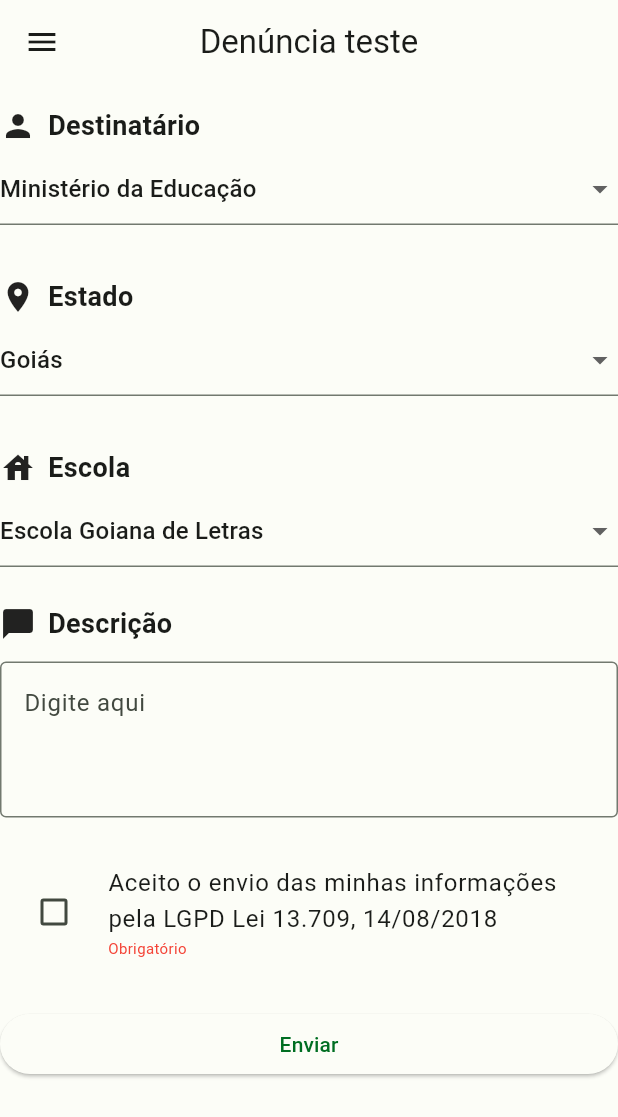
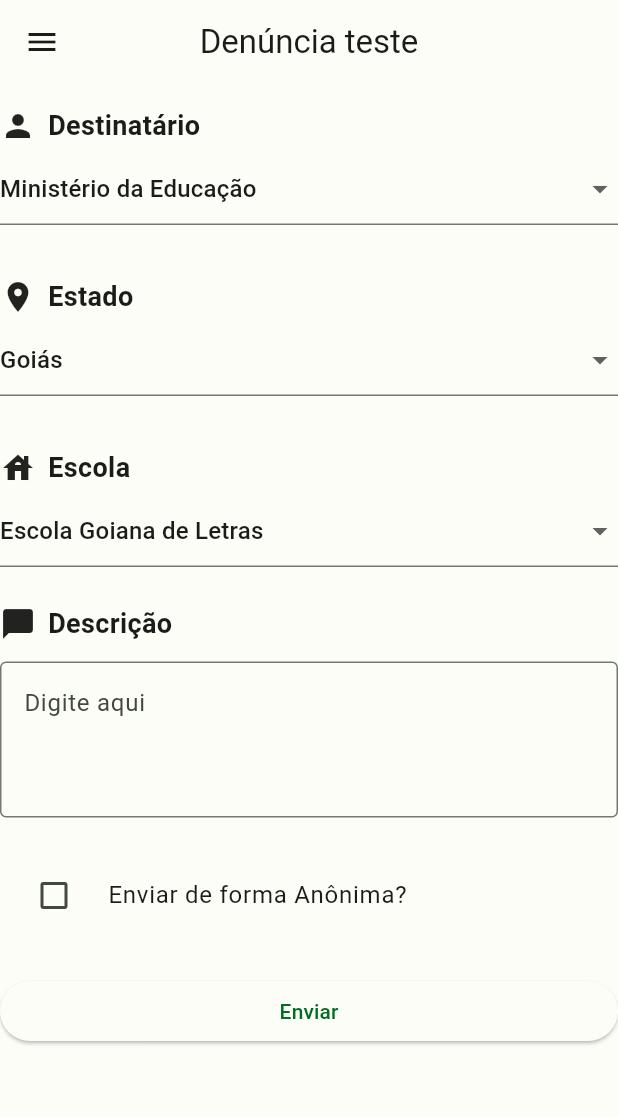
Before and after one commit to breno23augusto/safe_schools_app, a Flutter app: the ComplaintPage screen opened by its route, on a phone screen of 412 x 824 dp. Shown: the top 1117 px of the screen. Run offline on Flutter 3.47's test engine with Material 2 defaults, Android fonts, the phone set to English and light mode, and no system bars; our stand-ins replace flutter_secure_storage; accounts and stored records are empty.

Commit message:
feat: add a feature complaint
Remove a checkbox LGPD and add a anonymousMode checkbox.

```diff
--- a/lib/src/complaint/complaint_page.dart
+++ b/lib/src/complaint/complaint_page.dart
@@ -39,7 +39,7 @@ class _SignUpFormState extends State<SignUpComplaint> {
   String _maritalStatus = 'single';
   String _localFact = '';
 
-  bool _termsChecked = false;
+  bool _anonymousMode = false;
 
 //Mapa da Lista de estados ele compara o valor do estado e as escolas dele
 //e apresenta no formulário escola
@@ -252,39 +252,33 @@ class _SignUpFormState extends State<SignUpComplaint> {
         ),
       ),
     );
-    //Abaixo o checkbox de LGPD
+
+    //Enviar de forma anonima? True = sim (Padrão desabilitado)
     formWidget.add(Container(
       margin: const EdgeInsets.only(top: 24),
       child: CheckboxListTile(
-        value: _termsChecked,
+        value: _anonymousMode,
         onChanged: (value) {
           setState(() {
-            _termsChecked = value.toString().toLowerCase() == 'true';
+            _anonymousMode = value.toString().toLowerCase() == 'true';
           });
         },
-        subtitle: !_termsChecked
-            ? const Text(
-                'Obrigatório',
-                style: TextStyle(color: Colors.red, fontSize: 10.0),
-              )
-            : null,
         title: const Text(
-          'Aceito o envio das minhas informações pela LGPD Lei 13.709, 14/08/2018',
+          'Enviar de forma Anônima?',
           style: TextStyle(fontSize: 16.0),
         ),
         controlAffinity: ListTileControlAffinity.leading,
       ),
     ));
-
     void onPressedSubmit() {
-      if (_formKey.currentState!.validate() && _termsChecked) {
+      if (_formKey.currentState!.validate()) {
         _formKey.currentState?.save();
 
         print("Destinatário: " + _selectedDestiny.toString());
         print("Estado: " + _selectedState.toString());
         print("Escola: " + _selectedSchool.toString());
         print("Descrição: " + _description);
-        print("Termos de uso: " + _termsChecked.toString());
+        print("Enviado como Anonimo?: " + _anonymousMode.toString());
         ScaffoldMessenger.of(context)
             .showSnackBar(const SnackBar(content: Text('Form Submitted')));
       }
@@ -295,7 +289,9 @@ class _SignUpFormState extends State<SignUpComplaint> {
         margin: const EdgeInsets.only(top: 25),
         child: ElevatedButton(
           onPressed: onPressedSubmit, // Chama o método onPressedSubmit
-          child: const Text('Enviar'),
+          child: Text(
+            'Enviar',
+          ),
         ),
       ),
     );
```
